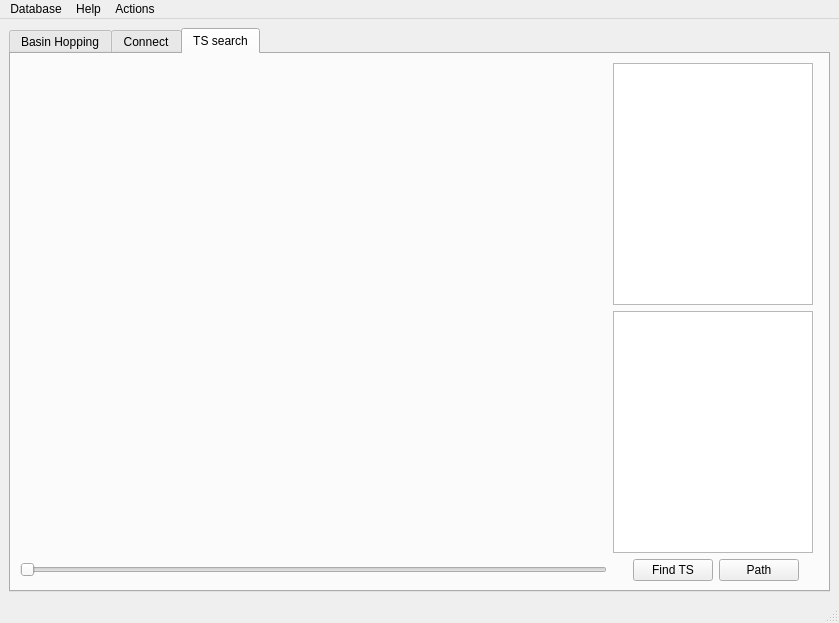
Before: the Qt Designer form pygmin/gui/MainWindow.ui in pele-python/pele, drawn with Qt 5.
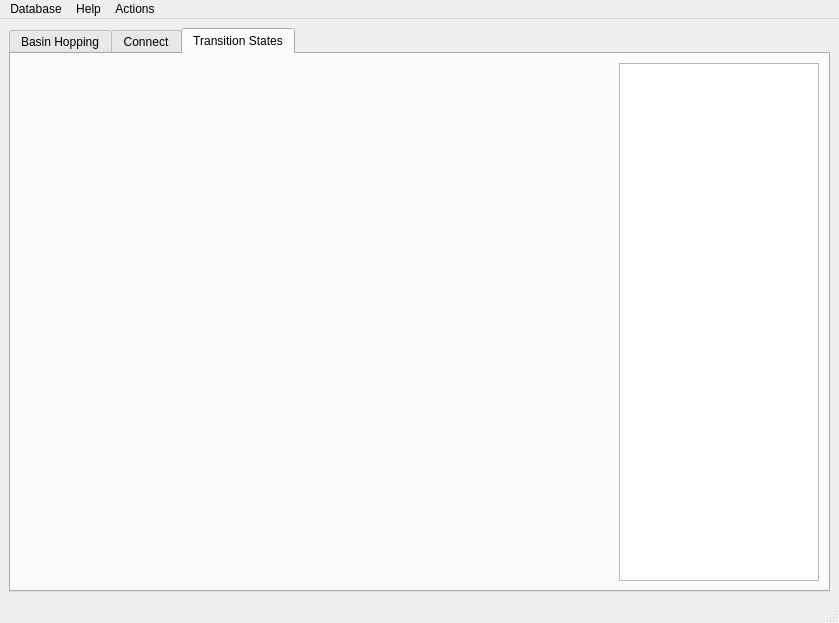
After: the same form once the commit is applied. The open tabs and pages were chosen to show the change. Custom widgets are drawn as their Qt base class.

Commit message:
add Transition States tab to gui
remove TS search tab

```diff
--- a/pygmin/gui/MainWindow.ui
+++ b/pygmin/gui/MainWindow.ui
@@ -297,58 +297,9 @@
       </widget>
       <widget class="QWidget" name="tab">
        <attribute name="title">
-        <string>TS search</string>
+        <string>Transition States</string>
        </attribute>
        <layout class="QGridLayout" name="gridLayout_8">
-        <item row="1" column="0">
-         <widget class="QSlider" name="sliderTS">
-          <property name="maximum">
-           <number>2</number>
-          </property>
-          <property name="orientation">
-           <enum>Qt::Horizontal</enum>
-          </property>
-         </widget>
-        </item>
-        <item row="1" column="2">
-         <layout class="QGridLayout" name="gridLayout_6">
-          <property name="leftMargin">
-           <number>20</number>
-          </property>
-          <property name="topMargin">
-           <number>0</number>
-          </property>
-          <property name="rightMargin">
-           <number>20</number>
-          </property>
-          <item row="0" column="0">
-           <widget class="QPushButton" name="btnTSSearch">
-            <property name="sizePolicy">
-             <sizepolicy hsizetype="Maximum" vsizetype="Fixed">
-              <horstretch>0</horstretch>
-              <verstretch>0</verstretch>
-             </sizepolicy>
-            </property>
-            <property name="maximumSize">
-             <size>
-              <width>100</width>
-              <height>100</height>
-             </size>
-            </property>
-            <property name="text">
-             <string>Find TS</string>
-            </property>
-           </widget>
-          </item>
-          <item row="0" column="1">
-           <widget class="QPushButton" name="pushButton">
-            <property name="text">
-             <string>Path</string>
-            </property>
-           </widget>
-          </item>
-         </layout>
-        </item>
         <item row="0" column="0">
          <widget class="Show3D" name="oglTS" native="true">
           <property name="sizePolicy">
@@ -360,25 +311,9 @@
          </widget>
         </item>
         <item row="0" column="2">
-         <layout class="QVBoxLayout" name="verticalLayout_9" stretch="0,0">
+         <layout class="QVBoxLayout" name="verticalLayout_9" stretch="0">
           <item>
-           <widget class="QListWidget" name="listFrom">
-            <property name="sizePolicy">
-             <sizepolicy hsizetype="Maximum" vsizetype="Expanding">
-              <horstretch>0</horstretch>
-              <verstretch>0</verstretch>
-             </sizepolicy>
-            </property>
-            <property name="maximumSize">
-             <size>
-              <width>200</width>
-              <height>16777215</height>
-             </size>
-            </property>
-           </widget>
-          </item>
-          <item>
-           <widget class="QListWidget" name="listTo">
+           <widget class="QListWidget" name="list_TS">
             <property name="sizePolicy">
              <sizepolicy hsizetype="Maximum" vsizetype="Expanding">
               <horstretch>0</horstretch>
@@ -478,6 +413,12 @@
    <header>show3d.h</header>
    <container>1</container>
   </customwidget>
+  <customwidget>
+   <class>Show3DWithSlider</class>
+   <extends>QWidget</extends>
+   <header>show3d.h</header>
+   <container>1</container>
+  </customwidget>
  </customwidgets>
  <resources/>
  <connections>
```
Left out of the diff: 107 changed lines with no effect on the pictures. The commit also changes 3 other files.
